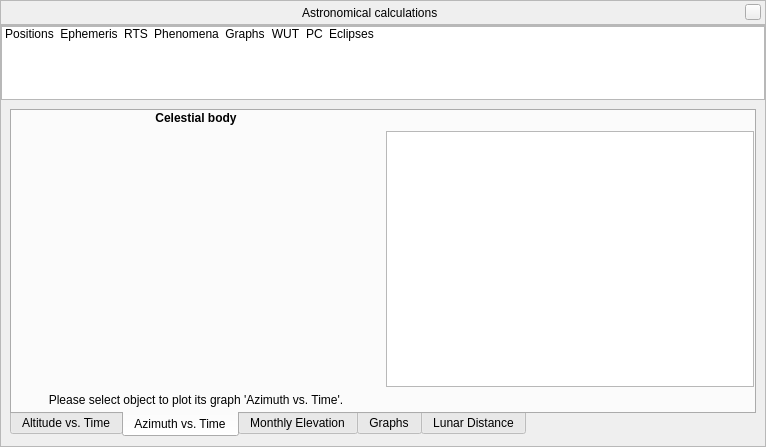
First picture: the form in src/gui/astroCalcDialog.ui, repository Stellarium/stellarium, before the edit.
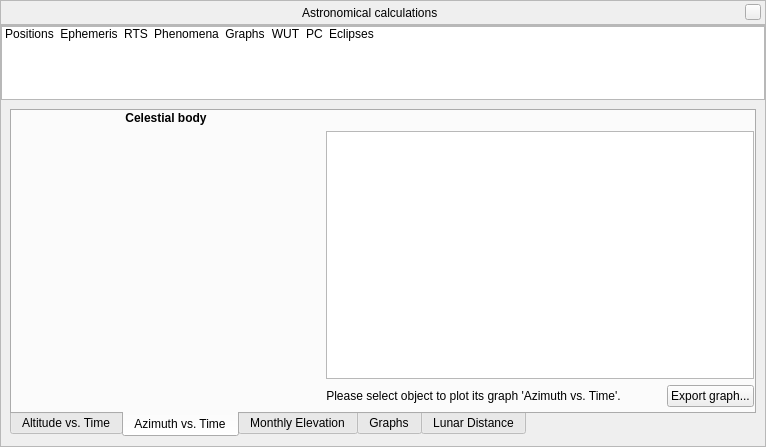
Second picture: the form after the edit. The open tabs and pages were chosen to show the change. Icons and pictures are not drawn. Custom widgets are drawn as their Qt base class.

Commit message: Add export functions to the ChartViews

Patch:
```diff
--- a/src/gui/astroCalcDialog.ui
+++ b/src/gui/astroCalcDialog.ui
@@ -1618,21 +1618,45 @@
                 </property>
                </widget>
               </item>
-              <item row="2" column="0">
-               <widget class="QLabel" name="aziVsTimeLabel">
-                <property name="maximumSize">
-                 <size>
-                  <width>16777215</width>
-                  <height>30</height>
-                 </size>
-                </property>
-                <property name="text">
-                 <string>Please select object to plot its graph 'Azimuth vs. Time'.</string>
-                </property>
-                <property name="alignment">
-                 <set>Qt::AlignCenter</set>
-                </property>
-               </widget>
+              <item row="2" column="1">
+               <layout class="QHBoxLayout" name="aziVsTimeHorizontalLayout">
+                <item>
+                 <widget class="QLabel" name="aziVsTimeLabel">
+                  <property name="maximumSize">
+                   <size>
+                    <width>16777215</width>
+                    <height>30</height>
+                   </size>
+                  </property>
+                  <property name="text">
+                   <string>Please select object to plot its graph 'Azimuth vs. Time'.</string>
+                  </property>
+                  <property name="alignment">
+                   <set>Qt::AlignCenter</set>
+                  </property>
+                 </widget>
+                </item>
+                <item>
+                 <spacer name="aziVsTimeHorizontalSpacer">
+                  <property name="orientation">
+                   <enum>Qt::Horizontal</enum>
+                  </property>
+                  <property name="sizeHint" stdset="0">
+                   <size>
+                    <width>40</width>
+                    <height>20</height>
+                   </size>
+                  </property>
+                 </spacer>
+                </item>
+                <item>
+                 <widget class="QPushButton" name="exportAziVsTimePushButton">
+                  <property name="text">
+                   <string>Export graph...</string>
+                  </property>
+                 </widget>
+                </item>
+               </layout>
               </item>
               <item row="1" column="1">
                <widget class="QChartView" name="aziVsTimeChartView"/>
```
Left out of the diff: 120 changed lines with no effect on the pictures. The commit also changes 2 other files.
